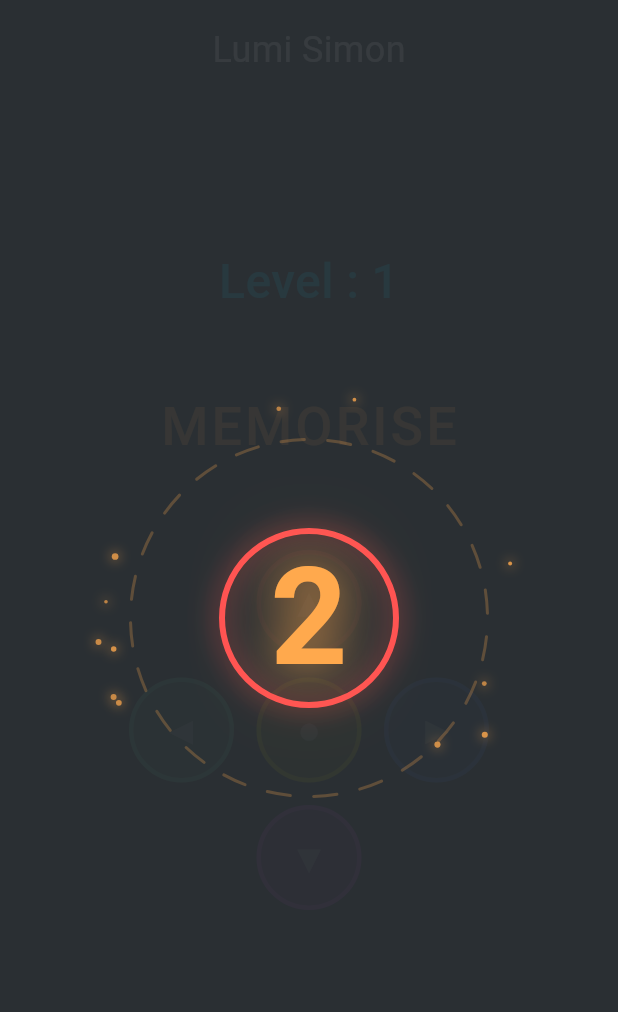
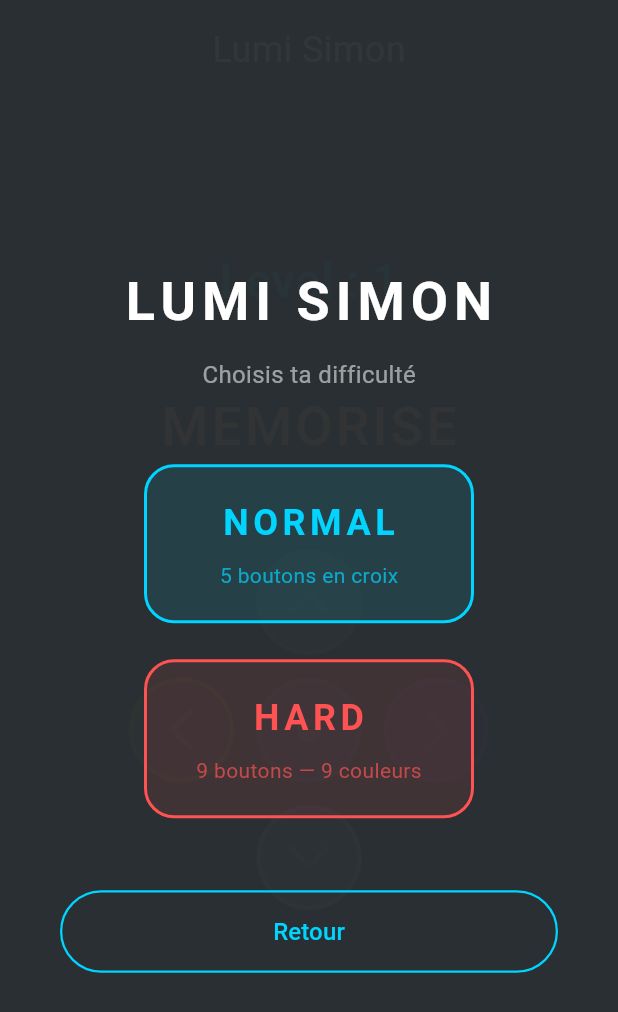
Before and after one commit to Benjaminrbzip/Lumipaff, a Flutter app: the LumiSimonGamePage screen opened by its route, on a phone screen of 412 x 824 dp. Shown: the top 1012 px of the screen. Run offline on Flutter 3.47's test engine with Material 3 defaults, Android fonts, the phone set to English and light mode, and no system bars; our stand-ins replace firebase_auth, firebase_core, firebase_database, flutter_blue_plus, flutter_svg; accounts and stored records are empty.

Commit message:
ajout mode hars simon game

```diff
--- a/Application/lib/res/assets.dart
+++ b/Application/lib/res/assets.dart
@@ -9,6 +9,7 @@ class AppAssets {
 
   // Game Icons
   static const String iconHeart = 'assets/icons/game/ic_heart.svg';
+  static const String iconArrow = 'assets/icons/game/fleche.png';
 
   // Pod Icons
   static const String iconBluetooth = 'assets/icons/pod/bluetooth-icon.svg';
--- a/Application/lib/ui/pages/leaderboard_page.dart
+++ b/Application/lib/ui/pages/leaderboard_page.dart
@@ -11,7 +11,7 @@ class LeaderboardPage extends StatefulWidget {
 }
 
 class _LeaderboardPageState extends State<LeaderboardPage> {
-  int _selectedTabIndex = 0; // 0: Taupe, 1: Catch, 2: Simon
+  int _selectedTabIndex = 0; // 0: Taupe, 1: Catch, 2: Simon, 3: Simon Hard
   bool _isLoading = true;
   List<Map<String, dynamic>> _leaderboardData = [];
 
@@ -25,14 +25,15 @@ class _LeaderboardPageState extends State<LeaderboardPage> {
     setState(() => _isLoading = true);
 
     String mode;
-    bool isSimon = _selectedTabIndex == 2;
+    bool isLevelMode = _selectedTabIndex == 2 || _selectedTabIndex == 3;
     if (_selectedTabIndex == 0) mode = 'lumi_taupe';
     else if (_selectedTabIndex == 1) mode = 'lumi_catch';
-    else mode = 'lumi_simon';
+    else if (_selectedTabIndex == 2) mode = 'lumi_simon';
+    else mode = 'lumi_simon_hard';
 
     final db = FirebaseService();
     List<Map<String, dynamic>> results;
-    if (isSimon) {
+    if (isLevelMode) {
       results = await db.getTopLevels(mode);
     } else {
       results = await db.getTopScores(mode);
@@ -166,10 +167,12 @@ class _LeaderboardPageState extends State<LeaderboardPage> {
                 mainAxisAlignment: MainAxisAlignment.center,
                 children: [
                   _buildTab('Lumi Taupe', 0),
-                  const SizedBox(width: 12),
+                  const SizedBox(width: 8),
                   _buildTab('Lumi Catch', 1),
-                  const SizedBox(width: 12),
-                  _buildTab('Lumi Simon', 2),
+                  const SizedBox(width: 8),
+                  _buildTab('Simon', 2),
+                  const SizedBox(width: 8),
+                  _buildTab('Simon Hard', 3),
                 ],
               ),
             ),
@@ -184,10 +187,10 @@ class _LeaderboardPageState extends State<LeaderboardPage> {
                   const Expanded(child: Text('Player', style: TextStyle(color: kCyanColor, fontSize: 16))),
                   if (_selectedTabIndex == 1) // Lumi Catch
                     const SizedBox(width: 50, child: Text('Lvl', style: TextStyle(color: kCyanColor, fontSize: 16))),
-                  SizedBox(
-                    width: 60,
-                    child: Text(_selectedTabIndex == 2 ? 'Level' : 'Score', style: const TextStyle(color: kCyanColor, fontSize: 16), textAlign: TextAlign.right)
-                  ),
+                   SizedBox(
+                     width: 60,
+                     child: Text((_selectedTabIndex == 2 || _selectedTabIndex == 3) ? 'Level' : 'Score', style: const TextStyle(color: kCyanColor, fontSize: 16), textAlign: TextAlign.right)
+                   ),
                 ],
               ),
             ),
@@ -203,7 +206,7 @@ class _LeaderboardPageState extends State<LeaderboardPage> {
                       separatorBuilder: (context, index) => const SizedBox(height: 12),
                       itemBuilder: (context, index) {
                         final item = _leaderboardData[index];
-                        final val = _selectedTabIndex == 2 ? item['level'] ?? 0 : item['score'] ?? 0;
+                        final val = (_selectedTabIndex == 2 || _selectedTabIndex == 3) ? item['level'] ?? 0 : item['score'] ?? 0;
                         return _buildScoreRow(index + 1, item['username'] ?? 'Joueur', val, level: item['level']);
                       },
                     ),
--- a/Application/lib/ui/pages/lumi_simon_game_page.dart
+++ b/Application/lib/ui/pages/lumi_simon_game_page.dart
@@ -2,6 +2,7 @@ import 'dart:async';
 import 'dart:math' as math;
 import 'package:flutter/material.dart';
 import '../../res/colors.dart';
+import '../../res/assets.dart';
 import '../widgets/secondary_button.dart';
 import '../widgets/game_countdown_overlay.dart';
 import '../widgets/game_over_screen.dart';
@@ -9,6 +10,7 @@ import '../../services/firebase_service.dart';
 import '../../services/bluetooth_service.dart';
 
 enum SimonPhase { memorise, reproduit, showResult }
+enum SimonDifficulty { normal, hard }
 
 class LumiSimonGamePage extends StatefulWidget {
   const LumiSimonGamePage({super.key});
@@ -18,36 +20,44 @@ class LumiSimonGamePage extends StatefulWidget {
 }
 
 class _LumiSimonGamePageState extends State<LumiSimonGamePage> {
-  // Les 5 boutons actifs de la croix (indices ESP32)
-  // Bouton 2 = index 1 (haut)
-  // Bouton 4 = index 3 (gauche)
-  // Bouton 5 = index 4 (centre)
-  // Bouton 6 = index 5 (droite)
-  // Bouton 8 = index 7 (bas)
-  static const List<int> simonButtons = [1, 3, 4, 5, 7];
+  // Normal: 5 boutons en croix
+  static const List<int> normalButtons = [1, 3, 4, 5, 7];
+  // Hard: tous les 9 boutons
+  static const List<int> hardButtons = [0, 1, 2, 3, 4, 5, 6, 7, 8];
 
-  // Couleurs associées (pour l'affichage écran)
-  static const Map<int, Color> buttonColors = {
-    1: Colors.redAccent,     // Haut = Rouge
-    3: Colors.greenAccent,   // Gauche = Vert
-    4: Colors.yellowAccent,  // Centre = Jaune
-    5: Colors.blueAccent,    // Droite = Bleu
-    7: Colors.purpleAccent,  // Bas = Magenta
+  // Couleurs associées (affichage écran)
+  static const Map<int, Color> allButtonColors = {
+    0: Colors.redAccent,     // Rouge
+    1: Colors.greenAccent,   // Vert
+    2: Colors.blueAccent,    // Bleu
+    3: Colors.yellowAccent,  // Jaune
+    4: Colors.cyanAccent,    // Cyan
+    5: Colors.purpleAccent,  // Magenta
+    6: Colors.orangeAccent,  // Orange
+    7: Colors.white,         // Blanc
+    8: Color(0xFFAA55FF),    // Violet
   };
 
-  static const Map<int, String> buttonLabels = {
-    1: '▲',
-    3: '◀',
-    4: '●',
-    5: '▶',
-    7: '▼',
+  // Rotation de la flèche (base = pointe à gauche)
+  // Pour tourner : haut=π/2, droite=π, bas=-π/2, diagonales en conséquence
+  static const Map<int, double> arrowRotations = {
+    0: math.pi / 4,       // ↖ haut-gauche
+    1: math.pi / 2,       // ▲ haut
+    2: 3 * math.pi / 4,   // ↗ haut-droite
+    3: 0,                 // ◀ gauche (défaut)
+    // 4 = centre, pas de flèche
+    5: math.pi,           // ▶ droite
+    6: -math.pi / 4,      // ↙ bas-gauche
+    7: -math.pi / 2,      // ▼ bas
+    8: -3 * math.pi / 4,  // ↘ bas-droite
   };
 
+  SimonDifficulty? _difficulty; // null = pas encore choisi
   int _level = 1;
   SimonPhase _phase = SimonPhase.memorise;
-  List<int> _sequence = []; // La séquence complète à reproduire
-  int _playerStep = 0; // Position du joueur dans la séquence
-  int? _highlightedButton; // Bouton actuellement allumé (pour l'affichage)
+  List<int> _sequence = [];
+  int _playerStep = 0;
+  int? _highlightedButton;
 
   bool _gameStarted = false;
   bool _gameOver = false;
@@ -57,6 +67,12 @@ class _LumiSimonGamePageState extends State<LumiSimonGamePage> {
 
   final math.Random _rng = math.Random();
 
+  List<int> get _activeButtons =>
+      _difficulty == SimonDifficulty.hard ? hardButtons : normalButtons;
+
+  String get _firebaseMode =>
+      _difficulty == SimonDifficulty.hard ? 'lumi_simon_hard' : 'lumi_simon';
+
   @override
   void initState() {
     super.initState();
@@ -64,8 +80,8 @@ class _LumiSimonGamePageState extends State<LumiSimonGamePage> {
       if (mounted && _gameStarted && !_gameOver && _phase == SimonPhase.reproduit) {
         int? btn = event['buttonValue'];
         if (btn != null) {
-          int index = btn - 1; // BTN:1 = index 0
-          if (simonButtons.contains(index)) {
+          int index = btn - 1;
+          if (_activeButtons.contains(index)) {
             _onPlayerPress(index);
           }
         }
@@ -82,7 +98,11 @@ class _LumiSimonGamePageState extends State<LumiSimonGamePage> {
   }
 
   void _startGame() {
-    AppBleService().sendCommand("SIMON");
+    if (_difficulty == SimonDifficulty.hard) {
+      AppBleService().sendCommand("SIMON_HARD");
+    } else {
+      AppBleService().sendCommand("SIMON");
+    }
     setState(() {
       _level = 1;
       _sequence = [];
@@ -94,8 +114,7 @@ class _LumiSimonGamePageState extends State<LumiSimonGamePage> {
   }
 
   void _addStepAndShowSequence() {
-    // Ajouter un bouton aléatoire à la séquence
-    int nextButton = simonButtons[_rng.nextInt(simonButtons.length)];
+    int nextButton = _activeButtons[_rng.nextInt(_activeButtons.length)];
     _sequence.add(nextButton);
 
     setState(() {
@@ -104,16 +123,13 @@ class _LumiSimonGamePageState extends State<LumiSimonGamePage> {
       _highlightedButton = null;
     });
 
-    // Montrer la séquence avec un délai
     _showSequence();
   }
 
   void _showSequence() {
     int stepIndex = 0;
-    // Délai entre chaque note : plus c'est avancé, plus c'est rapide
     int delayMs = math.max(300, 700 - (_level * 30));
 
-    // Petit délai au démarrage pour laisser le temps de lire "MEMORISE"
     Future.delayed(const Duration(milliseconds: 600), () {
       if (!mounted || _gameOver) return;
 
@@ -126,11 +142,9 @@ class _LumiSimonGamePageState extends State<LumiSimonGamePage> {
         if (stepIndex < _sequence.length) {
           int btn = _sequence[stepIndex];
 
-          // Allumer le bouton
           setState(() => _highlightedButton = btn);
           AppBleService().sendCommand("S:$btn:1");
 
-          // Eteindre après un court instant
           Future.delayed(Duration(milliseconds: (delayMs * 0.6).round()), () {
             if (!mounted) return;
             setState(() => _highlightedButton = null);
@@ -140,7 +154,6 @@ class _LumiSimonGamePageState extends State<LumiSimonGamePage> {
           stepIndex++;
         } else {
           timer.cancel();
-          // Passer en phase reproduction
           Future.delayed(Duration(milliseconds: delayMs), () {
             if (!mounted || _gameOver) return;
             setState(() {
@@ -156,7 +169,6 @@ class _LumiSimonGamePageState extends State<LumiSimonGamePage> {
   void _onPlayerPress(int buttonIndex) {
     if (_phase != SimonPhase.reproduit || _gameOver) return;
 
-    // Flash visuel du bouton pressé
     setState(() => _highlightedButton = buttonIndex);
     AppBleService().sendCommand("S:$buttonIndex:1");
     Future.delayed(const Duration(milliseconds: 200), () {
@@ -165,28 +177,22 @@ class _LumiSimonGamePageState extends State<LumiSimonGamePage> {
       AppBleService().sendCommand("S:$buttonIndex:0");
     });
 
-    // Vérification
     if (buttonIndex == _sequence[_playerStep]) {
-      // Correct !
       _playerStep++;
       if (_playerStep >= _sequence.length) {
-        // Séquence complète — niveau suivant !
         setState(() {
           _phase = SimonPhase.showResult;
           _level++;
         });
-
-        // Petit flash de victoire avant le prochain niveau
         Future.delayed(const Duration(milliseconds: 800), () {
           if (!mounted || _gameOver) return;
           _addStepAndShowSequence();
         });
       }
     } else {
-      // ERREUR — Game Over !
       _displayTimer?.cancel();
       AppBleService().sendCommand("BASE");
-      FirebaseService().saveScore(gameMode: 'lumi_simon', level: _level);
+      FirebaseService().saveScore(gameMode: _firebaseMode, level: _level);
       setState(() => _gameOver = true);
     }
   }
@@ -224,6 +230,32 @@ class _LumiSimonGamePageState extends State<LumiSimonGamePage> {
                   ),
                 ),
 
+                if (_difficulty != null) ...[
+                  const SizedBox(height: 8),
+                  Container(
+                    padding: const EdgeInsets.symmetric(horizontal: 12, vertical: 4),
+                    decoration: BoxDecoration(
+                      borderRadius: BorderRadius.circular(12),
+                      border: Border.all(
+                        color: _difficulty == SimonDifficulty.hard
+                            ? Colors.redAccent
+                            : kCyanColor,
+                      ),
+                    ),
+                    child: Text(
+                      _difficulty == SimonDifficulty.hard ? 'HARD' : 'NORMAL',
+                      style: TextStyle(
+                        color: _difficulty == SimonDifficulty.hard
+                            ? Colors.redAccent
+                            : kCyanColor,
+                        fontSize: 14,
+                        fontWeight: FontWeight.bold,
+                        letterSpacing: 2,
+                      ),
+                    ),
+                  ),
+                ],
+
                 const SizedBox(height: 48),
 
                 // Phase indicator
@@ -251,38 +283,11 @@ class _LumiSimonGamePageState extends State<LumiSimonGamePage> {
 
                 const Spacer(flex: 1),
 
-                // Cross layout for the 5 Simon buttons
-                SizedBox(
-                  width: 240,
-                  height: 240,
-                  child: Stack(
-                    alignment: Alignment.center,
-                    children: [
-                      // Haut (index 1)
-                      Positioned(
-                        top: 0,
-                        child: _buildSimonButton(1),
-                      ),
-                      // Gauche (index 3)
-                      Positioned(
-                        left: 0,
-                        child: _buildSimonButton(3),
-                      ),
-                      // Centre (index 4)
-                      _buildSimonButton(4),
-                      // Droite (index 5)
-                      Positioned(
-                        right: 0,
-                        child: _buildSimonButton(5),
-                      ),
-                      // Bas (index 7)
-                      Positioned(
-                        bottom: 0,
-                        child: _buildSimonButton(7),
-                      ),
-                    ],
-                  ),
-                ),
+                // Button layout
+                if (_difficulty == SimonDifficulty.hard)
+                  _buildHardGrid()
+                else
+                  _buildNormalCross(),
 
                 const Spacer(flex: 2),
 
@@ -315,8 +320,11 @@ class _LumiSimonGamePageState extends State<LumiSimonGamePage> {
               ],
             ),
           ),
+          // Difficulty selection
+          if (_difficulty == null)
+            _buildDifficultySelection(),
           // Countdown overlay
-          if (!_gameStarted)
+          if (_difficulty != null && !_gameStarted)
             GameCountdownOverlay(
               onFinished: () {
                 setState(() => _gameStarted = true);
@@ -326,7 +334,9 @@ class _LumiSimonGamePageState extends State<LumiSimonGamePage> {
           // Game Over screen
           if (_gameOver)
             GameOverScreen(
-              gameName: 'Lumi Simon',
+              gameName: _difficulty == SimonDifficulty.hard
+                  ? 'Lumi Simon (Hard)'
+                  : 'Lumi Simon',
               level: _level,
               onExit: () => Navigator.pop(context),
             ),
@@ -335,9 +345,153 @@ class _LumiSimonGamePageState extends State<LumiSimonGamePage> {
     );
   }
 
+  Widget _buildDifficultySelection() {
+    return Container(
+      color: kPrimaryBackgroundColor.withOpacity(0.97),
+      child: Center(
+        child: Column(
+          mainAxisSize: MainAxisSize.min,
+          children: [
+            const Text(
+              'LUMI SIMON',
+              style: TextStyle(
+                color: Colors.white,
+                fontSize: 36,
+                fontWeight: FontWeight.w700,
+                letterSpacing: 4,
+              ),
+            ),
+            const SizedBox(height: 12),
+            const Text(
+              'Choisis ta difficulté',
+              style: TextStyle(
+                color: Colors.white54,
+                fontSize: 16,
+              ),
+            ),
+            const SizedBox(height: 48),
+            // Normal button
+            GestureDetector(
+              onTap: () => setState(() => _difficulty = SimonDifficulty.normal),
+              child: Container(
+                width: 220,
+                padding: const EdgeInsets.symmetric(vertical: 20),
+                decoration: BoxDecoration(
+                  borderRadius: BorderRadius.circular(20),
+                  border: Border.all(color: kCyanColor, width: 2),
+                  color: kCyanColor.withOpacity(0.1),
+                ),
+                child: Column(
+                  children: [
+                    const Text(
+                      'NORMAL',
+                      style: TextStyle(
+                        color: kCyanColor,
+                        fontSize: 24,
+                        fontWeight: FontWeight.bold,
+                        letterSpacing: 3,
+                      ),
+                    ),
+                    const SizedBox(height: 8),
+                    Text(
+                      '5 boutons en croix',
+                      style: TextStyle(
+                        color: kCyanColor.withOpacity(0.7),
+                        fontSize: 14,
+                      ),
+                    ),
+                  ],
+                ),
+              ),
+            ),
+            const SizedBox(height: 24),
+            // Hard button
+            GestureDetector(
+              onTap: () => setState(() => _difficulty = SimonDifficulty.hard),
+              child: Container(
+                width: 220,
+                padding: const EdgeInsets.symmetric(vertical: 20),
+                decoration: BoxDecoration(
+                  borderRadius: BorderRadius.circular(20),
+                  border: Border.all(color: Colors.redAccent, width: 2),
+                  color: Colors.redAccent.withOpacity(0.1),
+                ),
+                child: Column(
+                  children: [
+                    const Text(
+                      'HARD',
+                      style: TextStyle(
+                        color: Colors.redAccent,
+                        fontSize: 24,
+                        fontWeight: FontWeight.bold,
+                        letterSpacing: 3,
+                      ),
+                    ),
+                    const SizedBox(height: 8),
+                    Text(
+                      '9 boutons — 9 couleurs',
+                      style: TextStyle(
+                        color: Colors.redAccent.withOpacity(0.7),
+                        fontSize: 14,
+                      ),
+                    ),
+                  ],
+                ),
+              ),
+            ),
+            const SizedBox(height: 48),
+            Padding(
+              padding: const EdgeInsets.symmetric(horizontal: 40.0),
+              child: SecondaryButton(
+                label: 'Retour',
+                onPressed: () => Navigator.pop(context),
+              ),
+            ),
+          ],
+        ),
+      ),
+    );
+  }
+
+  Widget _buildNormalCross() {
+    return SizedBox(
+      width: 240,
+      height: 240,
+      child: Stack(
+        alignment: Alignment.center,
+        children: [
+          Positioned(top: 0, child: _buildSimonButton(1)),
+          Positioned(left: 0, child: _buildSimonButton(3)),
+          _buildSimonButton(4),
+          Positioned(right: 0, child: _buildSimonButton(5)),
+          Positioned(bottom: 0, child: _buildSimonButton(7)),
+        ],
+      ),
+    );
+  }
+
+  Widget _buildHardGrid() {
+    return Padding(
+      padding: const EdgeInsets.symmetric(horizontal: 50.0),
+      child: AspectRatio(
+        aspectRatio: 1.0,
+        child: GridView.builder(
+          physics: const NeverScrollableScrollPhysics(),
+          gridDelegate: const SliverGridDelegateWithFixedCrossAxisCount(
+            crossAxisCount: 3,
+            crossAxisSpacing: 12,
+            mainAxisSpacing: 12,
+          ),
+          itemCount: 9,
+          itemBuilder: (context, index) => _buildSimonButton(index),
+        ),
+      ),
+    );
+  }
+
   Widget _buildSimonButton(int index) {
     bool isHighlighted = _highlightedButton == index;
-    Color baseColor = buttonColors[index] ?? Colors.grey;
+    Color baseColor = allButtonColors[index] ?? Colors.grey;
     Color displayColor = isHighlighted ? baseColor : baseColor.withOpacity(0.25);
 
     return AnimatedContainer(
@@ -362,14 +516,24 @@ class _LumiSimonGamePageState extends State<LumiSimonGamePage> {
         ),
       ),
       child: Center(
-        child: Text(
-          buttonLabels[index] ?? '',
-          style: TextStyle(
-            color: isHighlighted ? Colors.white : Colors.white38,
-            fontSize: 24,
-            fontWeight: FontWeight.bold,
-          ),
-        ),
+        child: index == 4
+            ? Container(
+                width: 16,
+                height: 16,
+                decoration: BoxDecoration(
+                  shape: BoxShape.circle,
+                  color: isHighlighted ? Colors.white : Colors.white38,
+                ),
+              )
+            : Transform.rotate(
+                angle: arrowRotations[index] ?? 0,
+                child: Image.asset(
+                  AppAssets.iconArrow,
+                  width: 28,
+                  height: 28,
+                  color: isHighlighted ? Colors.white : Colors.white38,
+                ),
+              ),
       ),
     );
   }
```
Also changed, not shown: Application/assets/icons/game/fleche.png (added), 1 other file.
